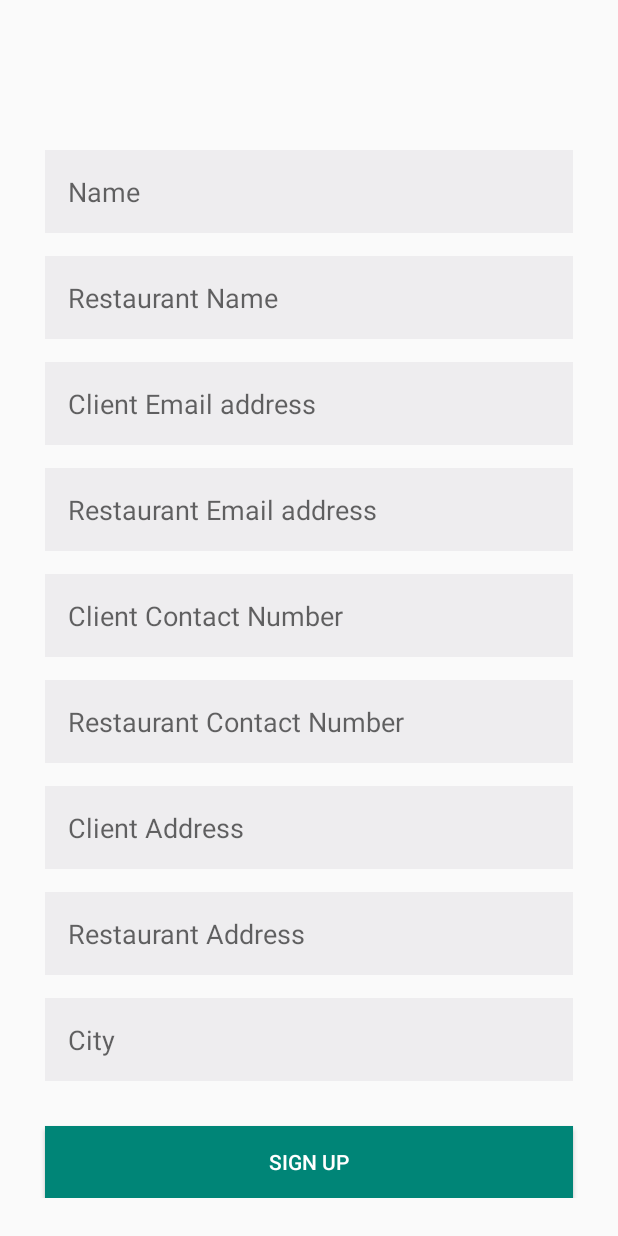
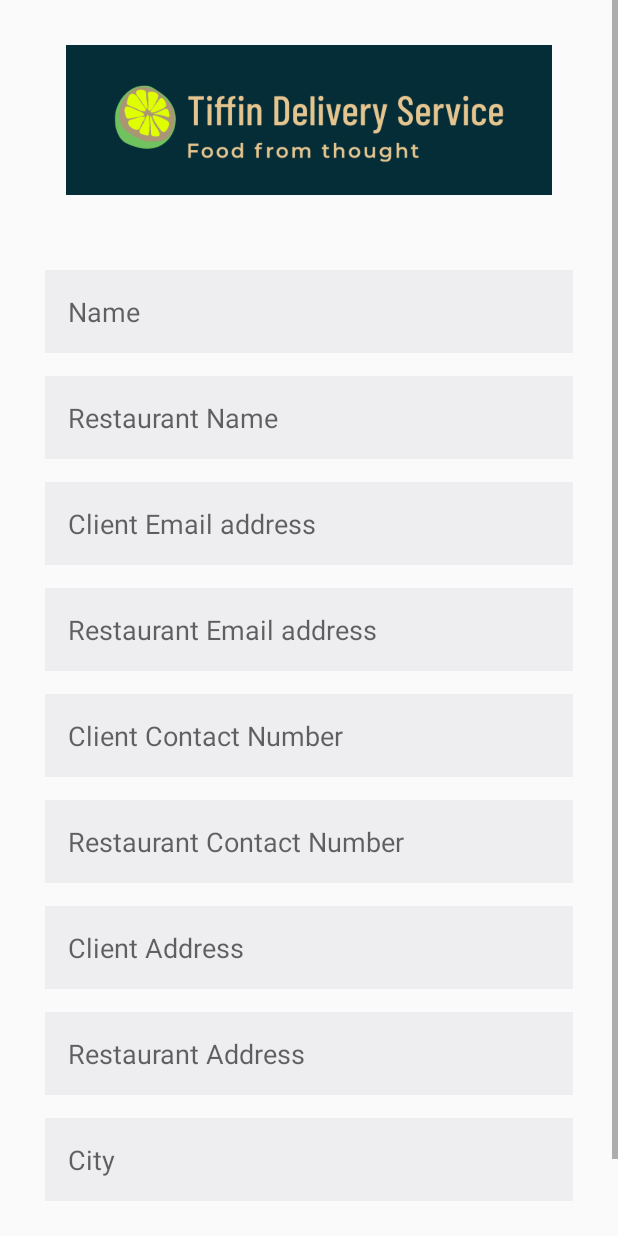
Before and after one commit to Pujan1810/Tiffin-Service, an Android app: the Signup_client screen opened directly, with no data from a screen before it, on a phone screen of 412 x 824 dp. Run offline under Robolectric (Android 15) with nearby library versions, the phone set to English and light mode, and no system bars.

Commit message:
Android Application

```diff
--- a/app/src/main/res/layout/acitivty_signup_client.xml
+++ b/app/src/main/res/layout/acitivty_signup_client.xml
@@ -11,7 +11,15 @@
         android:layout_width="match_parent"
         android:orientation="vertical"
         android:layout_height="match_parent">
-    <EditText
+        <ImageView
+            android:layout_width="match_parent"
+            android:layout_height="100dp"
+            android:id="@+id/img_logo2"
+            android:src="@drawable/ic_logo"
+            android:layout_marginTop="30dp"
+            android:layout_gravity="center_horizontal"
+            />
+        <EditText
         android:layout_width="match_parent"
         android:layout_height="wrap_content"
         android:id="@+id/c_name"
@@ -19,7 +27,7 @@
         android:layout_marginHorizontal="30dp"
         android:background="@color/OffWhite"
         android:padding="15dp"
-        android:layout_marginTop="100dp"
+        android:layout_marginTop="50dp"
         />
 
 
```
Also changed, not shown: app/src/main/res/layout/activity_signup_user.xml (+4 -3 lines).
